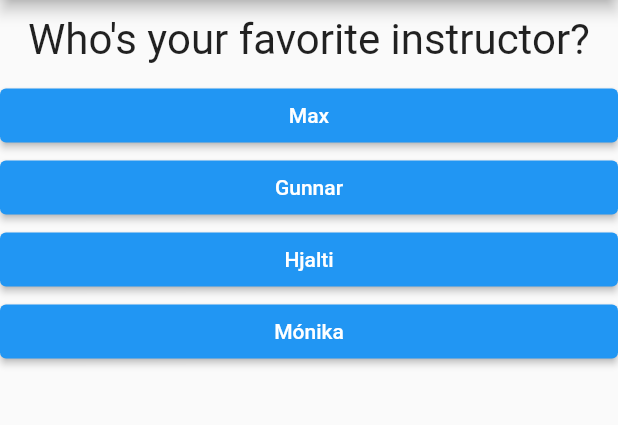
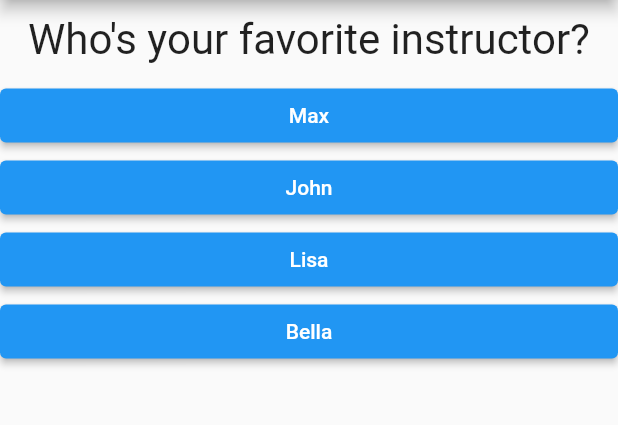
Before and after one commit to indianaea/quiz_app, a Flutter app: the screen it shows after launch, after a tap on "Black", after a tap on "Snake", on a phone screen of 412 x 824 dp, the part 84-509 px from its top. Run offline on Flutter 3.47's test engine with Material 2 defaults, Android fonts, the phone set to English and light mode, and no system bars.

Commit message:
quiz and score results

```diff
--- a/lib/main.dart
+++ b/lib/main.dart
@@ -1,7 +1,7 @@
 import 'package:flutter/material.dart';
 
-import './question.dart';
-import './answer.dart';
+import './quiz.dart';
+import './result.dart';
 
 void main() {
   runApp(MyApp());
@@ -19,48 +19,69 @@ class MyApp extends StatefulWidget {
 }
 
 class _MyAppState extends State<MyApp> {
+  final _questions = const [
+    {
+      'questionText': 'What\'s your favorite color?',
+      'answers': [
+        {'text': 'Black', 'score': 10},
+        {'text': 'Red', 'score': 5},
+        {'text': 'Green', 'score': 3},
+        {'text': 'White', 'score': 1}
+      ],
+    },
+    {
+      'questionText': 'What\'s your favorite animal?',
+      'answers': [
+        {'text': 'Rabbit', 'score': 2},
+        {'text': 'Snake', 'score': 10},
+        {'text': 'Elephant', 'score': 4},
+        {'text': 'Lion', 'score': 7}
+      ],
+    },
+    {
+      'questionText': 'Who\'s your favorite instructor?',
+      'answers': [
+        {'text': 'Max', 'score': 2},
+        {'text': 'John', 'score': 9},
+        {'text': 'Lisa', 'score': 6},
+        {'text': 'Bella', 'score': 4}
+      ],
+    },
+  ];
+
   var _questionIndex = 0;
+  var _totalScore = 0;
 
-  void _answerQuestion() {
+  void _answerQuestion(int score) {
+    _totalScore += score;
+
     setState(() {
       _questionIndex = _questionIndex + 1;
     });
     print(_questionIndex);
+    if (_questionIndex < _questions.length) {
+      print('We have more questions!');
+    } else {
+      print('No more questions!');
+    }
   }
 
   //Core widget
   @override
   Widget build(BuildContext context) {
-    const questions = [
-      {
-        'questionText': 'What\'s your favorite color?',
-        'answers': ['Black', 'Red', 'Green', 'White'],
-      },
-      {
-        'questionText': 'What\'s your favorite animal?',
-        'answers': ['Rabbit', 'Snake', 'Elephant', 'Lion'],
-      },
-      {
-        'questionText': 'Who\'s your favorite instructor?',
-        'answers': ['Max', 'Gunnar', 'Hjalti', 'Mónika'],
-      },
-    ];
     return MaterialApp(
       home: Scaffold(
         // Scaffold creates a base page design for you app
         appBar: AppBar(
           title: Text('My first app'),
         ),
-        body: Column(
-          children: [
-            Question(
-              questions[_questionIndex]['questionText'] as String,
-            ),
-            ...(questions[_questionIndex]['answers'] as List<String>).map((answer) {
-              return Answer(_answerQuestion, answer);
-            }).toList()
-          ],
-        ),
+        body: _questionIndex < _questions.length
+            ? Quiz(
+                answerQuestion: _answerQuestion,
+                questionIndex: _questionIndex,
+                questions: _questions,
+              )
+            : Result(_totalScore),
       ),
     );
   }
--- /dev/null
+++ b/lib/quiz.dart
@@ -0,0 +1,31 @@
+import 'package:flutter/material.dart';
+
+import './question.dart';
+import './answer.dart';
+
+class Quiz extends StatelessWidget {
+  final List<Map<String, Object>> questions;
+  final int questionIndex;
+  final Function answerQuestion; //VoidCallBack
+
+  Quiz(
+      {required this.questions,
+      required this.answerQuestion,
+      required this.questionIndex});
+
+  @override
+  Widget build(BuildContext context) {
+    return Column(
+      children: [
+        Question(
+          questions[questionIndex]['questionText'] as String,
+        ),
+        ...(questions[questionIndex]['answers'] as List<Map<String, Object>>)
+            .map((answer) {
+          return Answer(
+              () => answerQuestion(answer['score']), answer['text'] as String);
+        }).toList()
+      ],
+    );
+  }
+}
--- /dev/null
+++ b/lib/result.dart
@@ -0,0 +1,33 @@
+import 'package:flutter/material.dart';
+
+class Result extends StatelessWidget {
+  final int resultScore;
+
+  Result(this.resultScore);
+
+  String get resultPhrase {
+    String resultText;
+    if (resultScore <= 8) {
+      resultText = 'You are awesome and innocent!';
+    } else if (resultScore <= 12) {
+      resultText = 'Pretty likeable!';
+    } else if (resultScore <= 16) {
+      resultText = 'You are ... strange!';
+    } else {
+      resultText = 'You are so bad!';
+    }
+    return resultText;
+  }
+
+  @override
+  Widget build(BuildContext context) {
+    return Center(
+      child: Text(
+        resultPhrase,
+        style: TextStyle(
+            fontSize: 36, fontWeight: FontWeight.bold, color: Colors.black),
+        textAlign: TextAlign.center,
+      ),
+    );
+  }
+}
```
